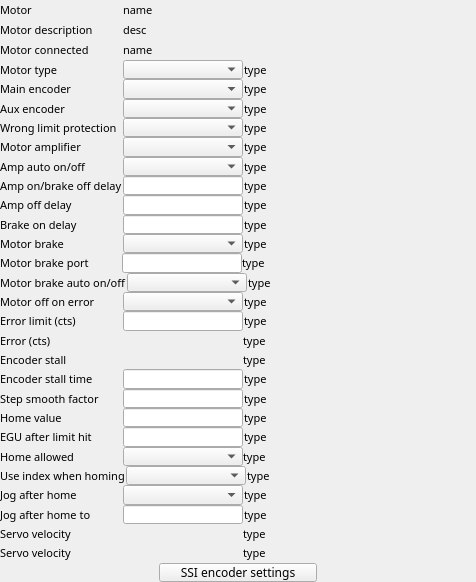
First picture: the form in 3-2/GalilSup/op/ui/galil_motor_extras.ui, repository motorapp/Galil, before the edit.
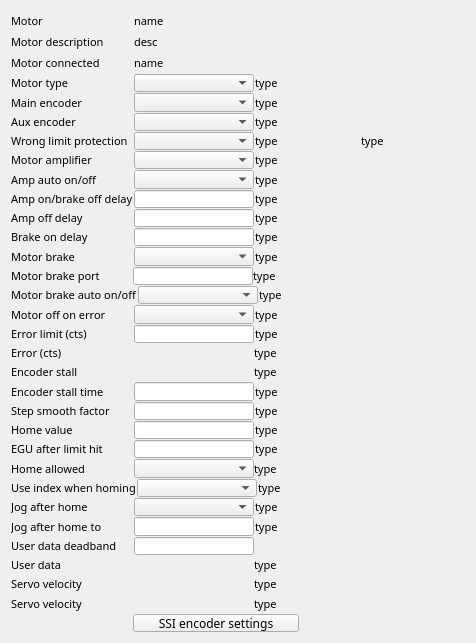
Second picture: the form after the edit. Custom widgets are drawn as their Qt base class.

Commit message: Added analog readback deadbands Added PWM servo motor types Improved wrongLimitProtection logic Added axis user data to motor extras pollServices stop changed to emergency (limit stop) stop Further fixes to extractEthAddr Fixed further issues with readDataRecord header on some models

The edit to the form file:
```diff
--- a/3-2/GalilSup/op/ui/galil_motor_extras.ui
+++ b/3-2/GalilSup/op/ui/galil_motor_extras.ui
@@ -7,7 +7,7 @@
     <x>0</x>
     <y>0</y>
     <width>476</width>
-    <height>582</height>
+    <height>643</height>
    </rect>
   </property>
   <property name="sizePolicy">
@@ -19,12 +19,9 @@
   <property name="windowTitle">
    <string>EFrame</string>
   </property>
-  <layout class="QVBoxLayout" name="verticalLayout" stretch="1,1,1,1,1,1,1,1,1,1,1,1,1,1,1,1,1,1,1,1,1,1,1,1,1,1,1,1,1,1">
+  <layout class="QVBoxLayout" name="verticalLayout" stretch="1,1,1,1,1,1,1,1,1,1,1,1,1,1,1,1,1,1,1,1,1,1,1,1,1,1,1,1,1,1,1,1">
    <property name="spacing">
-    <number>0</number>
-   </property>
-   <property name="margin">
-    <number>0</number>
+    <number>1</number>
    </property>
    <item>
     <layout class="QHBoxLayout" name="horizontalLayout">
@@ -568,7 +565,9 @@
       </widget>
      </item>
      <item>
-      <widget class="QELabel" name="qelabel_10">
+      <layout class="QHBoxLayout" name="horizontalLayout_21">
+       <item>
+        <widget class="QELabel" name="qelabel_23">
        <property name="sizePolicy">
         <sizepolicy hsizetype="Preferred" vsizetype="Preferred">
          <horstretch>0</horstretch>
@@ -595,6 +594,36 @@
        </property>
       </widget>
      </item>
+       <item>
+        <widget class="QELabel" name="qelabel_10">
+         <property name="sizePolicy">
+          <sizepolicy hsizetype="Preferred" vsizetype="Preferred">
+           <horstretch>0</horstretch>
+           <verstretch>0</verstretch>
+          </sizepolicy>
+         </property>
+         <property name="font">
+          <font>
+           <family>Abyssinica SIL</family>
+           <pointsize>8</pointsize>
+          </font>
+         </property>
+         <property name="layoutDirection">
+          <enum>Qt::LeftToRight</enum>
+         </property>
+         <property name="alignment">
+          <set>Qt::AlignLeading|Qt::AlignLeft|Qt::AlignVCenter</set>
+         </property>
+         <property name="variable" stdset="0">
+          <string>$(DMC)$(M)_WLPACTIVE_STATUS</string>
+         </property>
+         <property name="text">
+          <string>type</string>
+         </property>
+        </widget>
+       </item>
+      </layout>
+     </item>
     </layout>
    </item>
    <item>
@@ -2283,6 +2312,139 @@
      </item>
     </layout>
    </item>
+   <item>
+    <layout class="QHBoxLayout" name="horizontalLayout_34">
+     <property name="spacing">
+      <number>1</number>
+     </property>
+     <item>
+      <widget class="QLabel" name="label_24">
+       <property name="sizePolicy">
+        <sizepolicy hsizetype="Fixed" vsizetype="Preferred">
+         <horstretch>0</horstretch>
+         <verstretch>0</verstretch>
+        </sizepolicy>
+       </property>
+       <property name="minimumSize">
+        <size>
+         <width>122</width>
+         <height>0</height>
+        </size>
+       </property>
+       <property name="font">
+        <font>
+         <family>Abyssinica SIL</family>
+         <pointsize>8</pointsize>
+        </font>
+       </property>
+       <property name="text">
+        <string>User data deadband</string>
+       </property>
+      </widget>
+     </item>
+     <item>
+      <widget class="QELineEdit" name="qelineedit_9">
+       <property name="sizePolicy">
+        <sizepolicy hsizetype="Fixed" vsizetype="Preferred">
+         <horstretch>0</horstretch>
+         <verstretch>0</verstretch>
+        </sizepolicy>
+       </property>
+       <property name="minimumSize">
+        <size>
+         <width>120</width>
+         <height>1</height>
+        </size>
+       </property>
+       <property name="font">
+        <font>
+         <family>Abyssinica SIL</family>
+         <pointsize>8</pointsize>
+        </font>
+       </property>
+       <property name="variable" stdset="0">
+        <string>$(DMC)$(M)_USERDATADEADB_SP</string>
+       </property>
+       <property name="addUnits">
+        <bool>true</bool>
+       </property>
+      </widget>
+     </item>
+     <item>
+      <spacer name="horizontalSpacer_6">
+       <property name="orientation">
+        <enum>Qt::Horizontal</enum>
+       </property>
+       <property name="sizeHint" stdset="0">
+        <size>
+         <width>40</width>
+         <height>1</height>
+        </size>
+       </property>
+      </spacer>
+     </item>
+    </layout>
+   </item>
+   <item>
+    <layout class="QHBoxLayout" name="horizontalLayout_33">
+     <property name="spacing">
+      <number>1</number>
+     </property>
+     <item>
+      <widget class="QLabel" name="label_35">
+       <property name="sizePolicy">
+        <sizepolicy hsizetype="Preferred" vsizetype="Preferred">
+         <horstretch>0</horstretch>
+         <verstretch>0</verstretch>
+        </sizepolicy>
+       </property>
+       <property name="minimumSize">
+        <size>
+         <width>242</width>
+         <height>0</height>
+        </size>
+       </property>
+       <property name="font">
+        <font>
+         <family>Abyssinica SIL</family>
+         <pointsize>8</pointsize>
+        </font>
+       </property>
+       <property name="text">
+        <string>User data</string>
+       </property>
+      </widget>
+     </item>
+     <item>
+      <widget class="QELabel" name="qelabel_35">
+       <property name="sizePolicy">
+        <sizepolicy hsizetype="Minimum" vsizetype="Preferred">
+         <horstretch>0</horstretch>
+         <verstretch>0</verstretch>
+        </sizepolicy>
+       </property>
+       <property name="font">
+        <font>
+         <family>Abyssinica SIL</family>
+         <pointsize>8</pointsize>
+        </font>
+       </property>
+       <property name="layoutDirection">
+        <enum>Qt::LeftToRight</enum>
+       </property>
+       <property name="alignment">
+        <set>Qt::AlignLeading|Qt::AlignLeft|Qt::AlignVCenter</set>
+       </property>
+       <property name="variable" stdset="0">
+        <string>$(DMC)$(M)_USERDATA_MON</string>
+       </property>
+       <property name="text">
+        <string>type</string>
+       </property>
+      </widget>
+     </item>
+    </layout>
+   </item>
    <item>
     <layout class="QHBoxLayout" name="horizontalLayout_27">
      <property name="spacing">
@@ -2413,9 +2575,12 @@
        <property name="orientation">
         <enum>Qt::Horizontal</enum>
        </property>
+       <property name="sizeType">
+        <enum>QSizePolicy::Fixed</enum>
+       </property>
        <property name="sizeHint" stdset="0">
         <size>
-         <width>40</width>
+         <width>122</width>
          <height>5</height>
         </size>
        </property>
```
Lines whose indentation alone changed are shown as unchanged. The commit also changes 18 other files.
